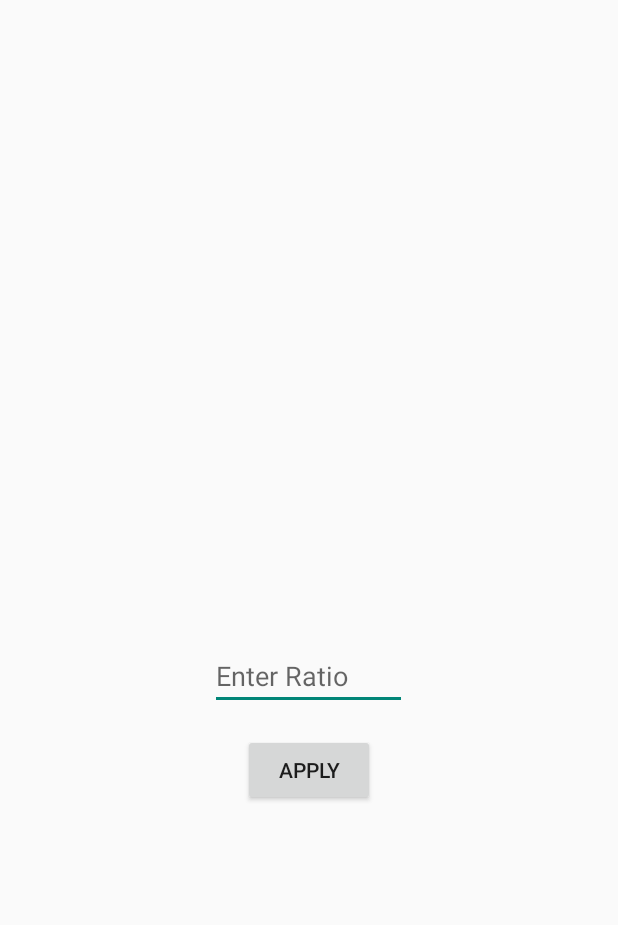
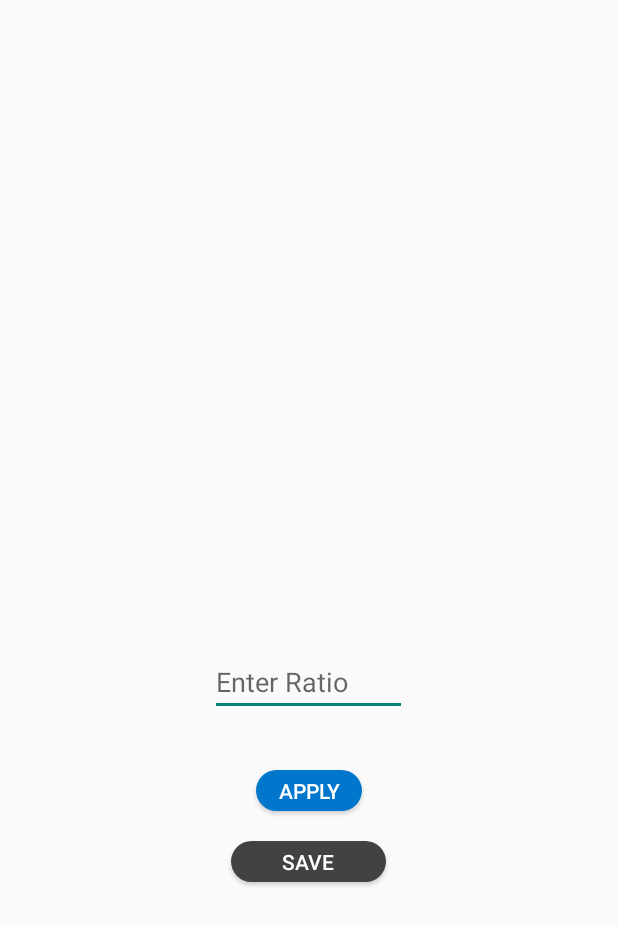
Before and after one commit to seifhesham22/Photo-editor-App, an Android app built with Jetpack Compose: the UnsharpActivity screen opened directly, with no data from a screen before it, on a phone screen of 412 x 824 dp. Shown: the top 925 px of the screen. Run offline under Robolectric (Android 15) with nearby library versions, the phone set to English and light mode, and no system bars.

Commit message:
i added two save buttons

```diff
--- a/app/src/main/res/layout/unsharp_mask.xml
+++ b/app/src/main/res/layout/unsharp_mask.xml
@@ -9,8 +9,9 @@
         android:layout_width="match_parent"
         android:layout_height="wrap_content"
         android:adjustViewBounds="true"
-        android:scaleType="centerInside"
-        android:layout_centerInParent="true" />
+        android:minHeight="400dp"
+        android:paddingBottom="20dp"
+        android:scaleType="centerInside" />
 
     <EditText
         android:id="@+id/ratioEditText"
@@ -25,11 +26,33 @@
 
     <Button
         android:id="@+id/applyButton"
-        android:layout_width="wrap_content"
-        android:layout_height="wrap_content"
         android:layout_below="@id/ratioEditText"
         android:layout_centerHorizontal="true"
-        android:layout_marginTop="16dp"
+        android:layout_width="103dp"
+        android:layout_height="27dp"
+        android:layout_marginStart="155dp"
+        android:layout_marginTop="36dp"
+        android:layout_marginEnd="154dp"
+        android:backgroundTint="#0077CC"
+        android:background="@drawable/editor"
+        android:fontFamily="sans-serif-medium"
+        android:textColor="@color/white"
         android:text="Apply" />
 
+    <Button
+        android:id="@+id/savebutton"
+        android:layout_width="103dp"
+        android:layout_height="27dp"
+        android:layout_below="@id/applyButton"
+        android:layout_centerHorizontal="true"
+        android:layout_marginTop="20dp"
+        android:background="@drawable/editor"
+        android:backgroundTint="@color/cardview_dark_background"
+        android:fontFamily="sans-serif-medium"
+        android:text="@string/save"
+        android:textColor="@color/white" />
+
+
+
+
 </RelativeLayout>
```
Also changed, not shown: app/src/main/java/com/example/myapplication/AffineTransformationActivity.kt (+35 -1 lines), app/src/main/java/com/example/myapplication/UnsharpActivity.kt (+30 -0 lines), app/src/main/res/layout/affine.xml (+28 -2 lines).
